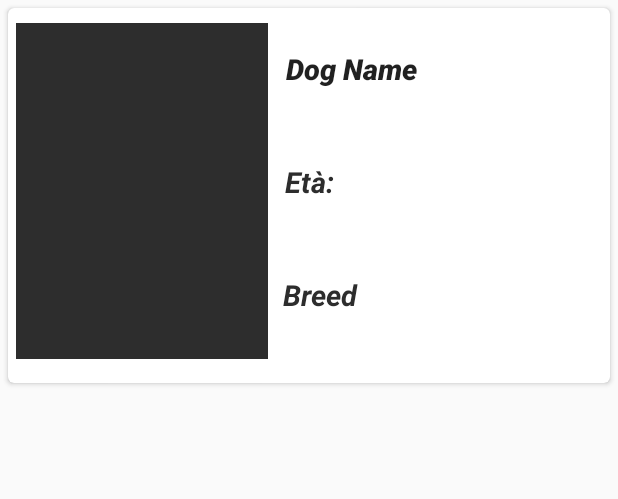
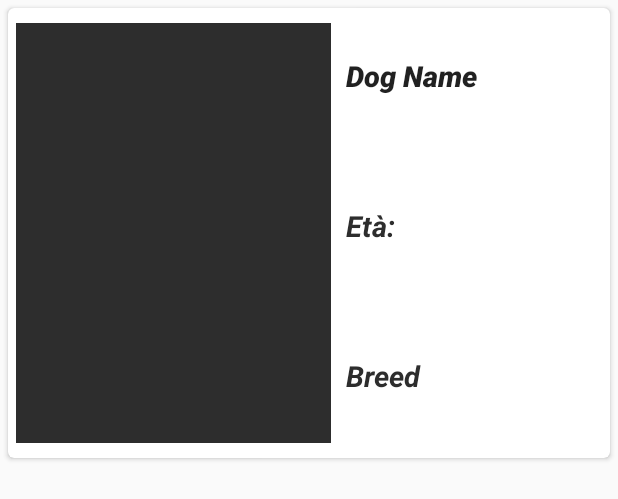
Before and after one commit to ruoccogiovanni/BaooVero, an Android app: the layout cardview_profile.xml on its own in the app's theme, with its tools: preview values and no code run, on a phone screen of 412 x 824 dp. Shown: the top 499 px of the screen. Run offline under Robolectric (Android 15) with nearby library versions, the phone set to English and light mode, and no system bars.

Commit message:
Fixato alcune cose

```diff
--- a/app/src/main/java/com/example/giovanni/baoovero/ProfileActivity.java
+++ b/app/src/main/java/com/example/giovanni/baoovero/ProfileActivity.java
@@ -45,7 +45,7 @@ public class ProfileActivity extends AppCompatActivity {
         auth = FirebaseAuth.getInstance();
         final Intent loginact = new Intent(ProfileActivity.this,LoginActivity.class);
         if(auth.getCurrentUser() != null) {
-            welcome.setText("Benvenuto, " + auth.getCurrentUser().getEmail());
+            welcome.setText("Benvenuto, " + auth.getCurrentUser().getEmail() + "\nQuesti sono i tuoi cani.");
             utente = auth.getCurrentUser().getUid();
         }
         else startActivity(loginact);
--- a/app/src/main/res/layout/activity_main.xml
+++ b/app/src/main/res/layout/activity_main.xml
@@ -8,11 +8,10 @@
 tools:context="com.example.giovanni.baoovero.MainActivity">
 
     <ListView
-        android:padding="20dp"
         android:id="@+id/search_dog"
-
         android:layout_width="wrap_content"
-        android:layout_height="wrap_content"/>
+        android:layout_height="wrap_content"
+        android:padding="20dp" />
 
     <android.support.v7.widget.RecyclerView
         android:id="@+id/recyclerview_id"
--- a/app/src/main/res/layout/activity_profile.xml
+++ b/app/src/main/res/layout/activity_profile.xml
@@ -47,13 +47,14 @@
 
     <TextView
         android:id="@+id/profile_welcome"
-        android:layout_width="wrap_content"
+        android:layout_width="0dp"
         android:layout_height="wrap_content"
         android:layout_marginStart="20dp"
         android:layout_marginTop="10dp"
         android:layout_marginEnd="20dp"
+        android:fontFamily="sans-serif-thin"
         android:text="Benvenuto"
-        android:textSize="20dp"
+        android:textSize="18dp"
         android:textStyle="bold"
         app:layout_constraintEnd_toEndOf="parent"
         app:layout_constraintStart_toStartOf="parent"
--- a/app/src/main/res/layout/cardview_profile.xml
+++ b/app/src/main/res/layout/cardview_profile.xml
@@ -5,7 +5,7 @@
     xmlns:tools="http://schemas.android.com/tools"
     android:id="@+id/cardview_id_profile"
     android:layout_width="match_parent"
-    android:layout_height="250dp"
+    android:layout_height="300dp"
     android:layout_margin="5dp"
     android:clickable="true"
     android:foreground="?android:attr/selectableItemBackground"
@@ -14,16 +14,16 @@
     <android.support.constraint.ConstraintLayout
 
         android:layout_width="match_parent"
-        android:layout_height="242dp">
+        android:layout_height="295dp">
 
         <TextView
-            android:id="@+id/dog_breed_id_profile2"
-            android:layout_width="205dp"
+            android:id="@+id/dog_age_profile"
+            android:layout_width="0dp"
             android:layout_height="50dp"
             android:layout_marginStart="10dp"
-            android:layout_marginTop="25dp"
+            android:layout_marginTop="50dp"
             android:layout_marginEnd="10dp"
-            android:layout_marginBottom="25dp"
+            android:layout_marginBottom="35dp"
             android:gravity="center|start"
             android:text="Età:"
             android:textColor="#2d2d2d"
@@ -36,8 +36,8 @@
 
         <ImageView
             android:id="@+id/dog_img_id_profile"
-            android:layout_width="168dp"
-            android:layout_height="224dp"
+            android:layout_width="210dp"
+            android:layout_height="280dp"
             android:layout_marginStart="5dp"
             android:layout_marginTop="10dp"
             android:background="#2d2d2d"
@@ -47,10 +47,10 @@
 
         <TextView
             android:id="@+id/dog_name_id_profile"
-            android:layout_width="204dp"
+            android:layout_width="0dp"
             android:layout_height="50dp"
             android:layout_marginStart="10dp"
-            android:layout_marginTop="15dp"
+            android:layout_marginTop="20dp"
             android:layout_marginEnd="10dp"
             android:gravity="center|start|center_horizontal"
             android:text="Dog Name"
@@ -63,10 +63,10 @@
 
         <TextView
             android:id="@+id/dog_breed_id_profile"
-            android:layout_width="205dp"
+            android:layout_width="0dp"
             android:layout_height="50dp"
             android:layout_marginStart="10dp"
-            android:layout_marginTop="25dp"
+            android:layout_marginTop="50dp"
             android:layout_marginEnd="10dp"
             android:gravity="center|start"
             android:text="Breed"
@@ -76,7 +76,7 @@
             cardview:layout_constraintEnd_toEndOf="parent"
             cardview:layout_constraintHorizontal_bias="0.0"
             cardview:layout_constraintStart_toEndOf="@+id/dog_img_id_profile"
-            cardview:layout_constraintTop_toBottomOf="@+id/dog_breed_id_profile2" />
+            cardview:layout_constraintTop_toBottomOf="@+id/dog_age_profile" />
 
 
     </android.support.constraint.ConstraintLayout>
```
Also changed, not shown: app/src/main/java/com/example/giovanni/baoovero/MainActivity.java (+35 -7 lines), app/src/main/java/com/example/giovanni/baoovero/RecyclerViewProfile.java (+7 -0 lines).
